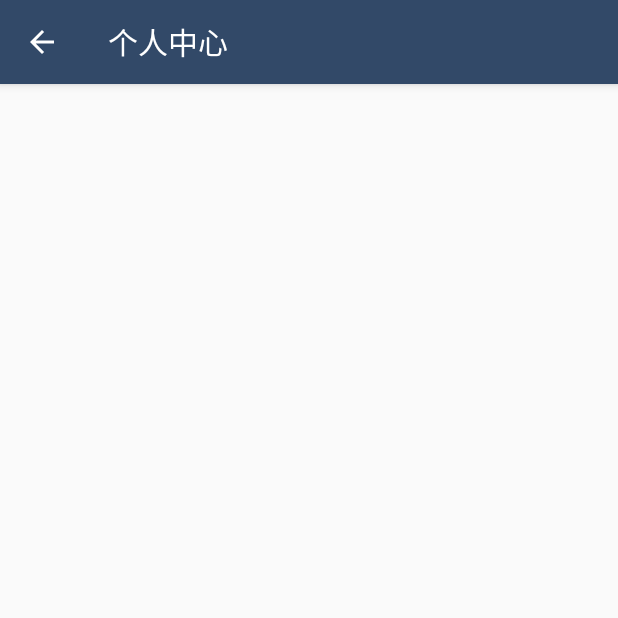
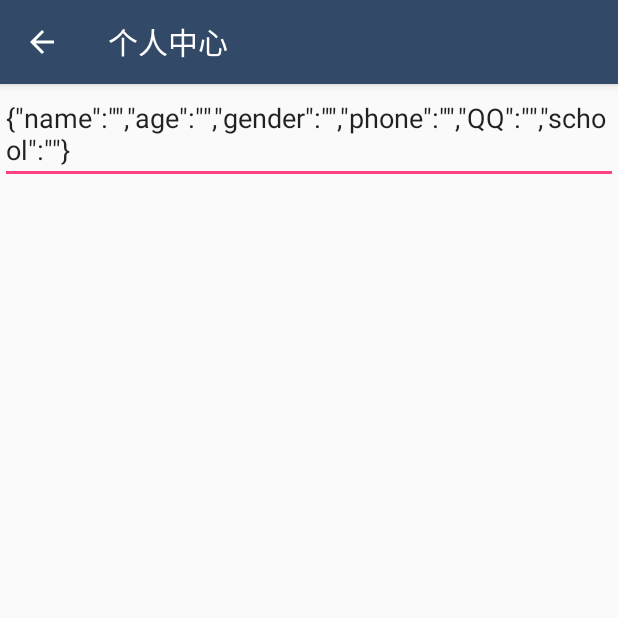
Before and after one commit to Yudai-Chen/Greet, an Android app: the screen it shows after launch (UniversalActivity before the commit, editData after it), after a tap on "mzule", on a phone screen of 412 x 824 dp, the top half of it. Run offline under Robolectric (Android 15) with nearby library versions, the phone set to English and light mode, and no system bars; libraries missing offline, so code that uses them is left out: com.github.mzule.fantasyslide, me.imid.swipebacklayout; 7 statements that could not run were skipped.

Commit message:
尝试文件读写

```diff
--- a/app/src/main/AndroidManifest.xml
+++ b/app/src/main/AndroidManifest.xml
@@ -6,7 +6,7 @@
         android:name="android.permission.READ_EXTERNAL_STORAGE" />
     <application
         android:allowBackup="true"
-        android:icon="@mipmap/ic_launcher"
+        android:icon="@drawable/launcher"
         android:label="@string/app_name"
         android:supportsRtl="true"
         android:theme="@style/AppTheme">
@@ -23,6 +23,9 @@
         <activity
             android:name=".activity.newNote"
             android:theme="@style/AppTheme" />
+        <activity
+            android:name=".activity.editData"
+            android:theme="@style/AppTheme" />
     </application>
 
 </manifest>
--- a/app/src/main/java/xyz/crabfish/nfccard/activity/MainActivity.java
+++ b/app/src/main/java/xyz/crabfish/nfccard/activity/MainActivity.java
@@ -227,7 +227,7 @@ public class MainActivity extends AppCompatActivity {
                 startActivity(UniversalActivity.newIntent(this, title));
             }
         } else if (view.getId() == R.id.userInfo) {
-            startActivity(UniversalActivity.newIntent(this, "个人中心"));
+            startActivity(editData.newIntent(this, "个人中心"));
         }
     }
 }
--- /dev/null
+++ b/app/src/main/java/xyz/crabfish/nfccard/activity/editData.java
@@ -0,0 +1,169 @@
+package xyz.crabfish.nfccard.activity;
+
+import android.content.Context;
+import android.content.Intent;
+import android.os.Bundle;
+import android.support.annotation.Nullable;
+import android.support.v7.app.AppCompatActivity;
+import android.text.TextUtils;
+import android.view.MenuItem;
+import android.view.View;
+import android.widget.EditText;
+
+import java.io.BufferedReader;
+import java.io.BufferedWriter;
+import java.io.File;
+import java.io.FileInputStream;
+import java.io.FileNotFoundException;
+import java.io.FileOutputStream;
+import java.io.IOException;
+import java.io.InputStreamReader;
+import java.io.OutputStreamWriter;
+
+import me.imid.swipebacklayout.lib.SwipeBackLayout;
+import me.imid.swipebacklayout.lib.Utils;
+import me.imid.swipebacklayout.lib.app.SwipeBackActivityBase;
+import me.imid.swipebacklayout.lib.app.SwipeBackActivityHelper;
+import xyz.crabfish.nfccard.R;
+
+/**
+ * Created by CrabFish on 2017/12/20.
+ */
+
+public class editData extends AppCompatActivity implements SwipeBackActivityBase {
+    private SwipeBackActivityHelper swipeBackActivityHelper;
+    private EditText edit;
+    public static Intent newIntent(Context context, String title) {
+        Intent intent = new Intent(context, editData.class);
+        intent.putExtra("title", title);
+        return intent;
+    }
+
+    @Override
+    protected void onCreate(@Nullable Bundle savedInstanceState) {
+        super.onCreate(savedInstanceState);
+        setContentView(R.layout.activity_edit_data);
+        swipeBackActivityHelper = new SwipeBackActivityHelper(this);
+        swipeBackActivityHelper.onActivityCreate();
+        getSupportActionBar().setDisplayHomeAsUpEnabled(true);
+
+        setTitle(getIntent().getStringExtra("title"));
+        edit = (EditText)findViewById(R.id.edit);
+        checkData();
+        String inputText = loadData();
+        if(!TextUtils.isEmpty(inputText)){
+            edit.setText(inputText);
+            edit.setSelection(inputText.length());
+
+        }
+
+
+    }
+
+    @Override
+    public boolean onOptionsItemSelected(MenuItem item) {
+        if (item.getItemId() == android.R.id.home) {
+            finish();
+        }
+        return true;
+    }
+
+    @Override
+    protected void onPostCreate(Bundle savedInstanceState) {
+        super.onPostCreate(savedInstanceState);
+        swipeBackActivityHelper.onPostCreate();
+    }
+
+    @Override
+    public View findViewById(int id) {
+        View v = super.findViewById(id);
+        if (v == null && swipeBackActivityHelper != null)
+            return swipeBackActivityHelper.findViewById(id);
+        return v;
+    }
+
+    @Override
+    public SwipeBackLayout getSwipeBackLayout() {
+        return swipeBackActivityHelper.getSwipeBackLayout();
+    }
+
+    @Override
+    public void setSwipeBackEnable(boolean enable) {
+        getSwipeBackLayout().setEnableGesture(enable);
+    }
+
+    @Override
+    public void scrollToFinishActivity() {
+        Utils.convertActivityToTranslucent(this);
+        getSwipeBackLayout().scrollToFinishActivity();
+    }
+
+    @Override
+    protected void onDestroy() {
+        super.onDestroy();
+        String inputText = edit.getText().toString();
+        saveData(inputText);
+    }
+
+    public String loadData(){
+        FileInputStream in = null;
+        BufferedReader reader = null;
+        StringBuilder content = new StringBuilder();
+        try{
+            in = openFileInput("data");
+            reader = new BufferedReader(new InputStreamReader(in));
+            String line = "";
+            while((line = reader.readLine())!= null){
+                content.append(line);
+            }
+        } catch (FileNotFoundException e) {
+            e.printStackTrace();
+        } catch (IOException e) {
+            e.printStackTrace();
+        } finally {
+            if(reader != null){
+                try{
+                    reader.close();
+                }catch (IOException e){
+                    e.printStackTrace();
+                }
+            }
+        }
+        return content.toString();
+    }
+    public void saveData(String inputText){
+        String data = "Hello";
+        FileOutputStream out = null;
+        BufferedWriter writer = null;
+        try{
+            out = openFileOutput("data", Context.MODE_PRIVATE);
+            writer = new BufferedWriter(new OutputStreamWriter(out));
+            writer.write(inputText);
+        }catch (IOException e){
+            e.printStackTrace();
+        }finally {
+            try{
+                if(writer!=null){
+                    writer.close();
+                }
+            }catch (IOException e){
+                e.printStackTrace();
+            }
+        }
+    }
+    public void checkData(){
+        File f=new File("/data/data/xyz.crabfish.nfccard/files/data");
+        if(f.exists()){
+            return;
+        }else{
+            saveData("{\n" +
+                    "\"name\":\"\",\n" +
+                    "\"age\":\"\",\n" +
+                    "\"gender\":\"\",\n" +
+                    "\"phone\":\"\",\n" +
+                    "\"QQ\":\"\",\n" +
+                    "\"school\":\"\"\n" +
+                    "}");
+        }
+    }
+}
--- a/app/src/main/java/xyz/crabfish/nfccard/db/MyDatabaseHelper.java
+++ b/app/src/main/java/xyz/crabfish/nfccard/db/MyDatabaseHelper.java
@@ -20,7 +20,6 @@ public class MyDatabaseHelper extends SQLiteOpenHelper {
                 "title text," +
                 "content text," +
                 "time text)");
-        db.execSQL("");
     }
 
     @Override
--- /dev/null
+++ b/app/src/main/res/layout/activity_edit_data.xml
@@ -0,0 +1,10 @@
+<?xml version="1.0" encoding="utf-8"?>
+<LinearLayout xmlns:android="http://schemas.android.com/apk/res/android"
+    android:orientation="vertical" android:layout_width="match_parent"
+    android:layout_height="match_parent">
+    <EditText
+        android:id="@+id/edit"
+        android:layout_width="match_parent"
+        android:layout_height="wrap_content" />
+
+</LinearLayout>
--- a/app/src/main/res/layout/activity_main.xml
+++ b/app/src/main/res/layout/activity_main.xml
@@ -64,7 +64,7 @@
 
             <TextView
                 style="@style/MenuText"
-                android:drawableLeft="@drawable/coupon"
+                android:drawableLeft="@drawable/settings"
                 android:text="@string/menu_item3" />
 
             <TextView
@@ -74,7 +74,7 @@
 
             <TextView
                 style="@style/MenuText"
-                android:drawableLeft="@drawable/settings"
+                android:drawableLeft="@drawable/coupon"
                 android:text="@string/menu_item5" />
         </com.github.mzule.fantasyslide.SideBar>
 
```
Also changed, not shown: app/src/main/res/drawable-xxhdpi/launcher.png (added).
